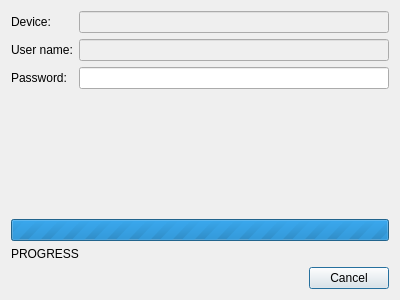
sailfishos/sailfish-qtcreator, file src/plugins/mer/merhardwaredevicewidgetauthorizedialog.ui: the form before one commit.
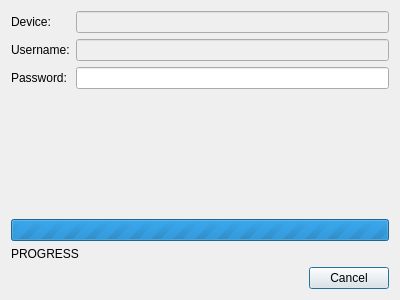
The form after the commit.

Commit message: Mer: Remove space from "user name" and "host name"

```diff
--- a/src/plugins/mer/merhardwaredevicewidgetauthorizedialog.ui
+++ b/src/plugins/mer/merhardwaredevicewidgetauthorizedialog.ui
@@ -49,7 +49,7 @@
       <item row="1" column="0">
        <widget class="QLabel" name="userNameLabel">
         <property name="text">
-         <string>User name:</string>
+         <string>Username:</string>
         </property>
         <property name="buddy">
          <cstring>userNameLineEdit</cstring>
```
The commit also changes 2 other files.
